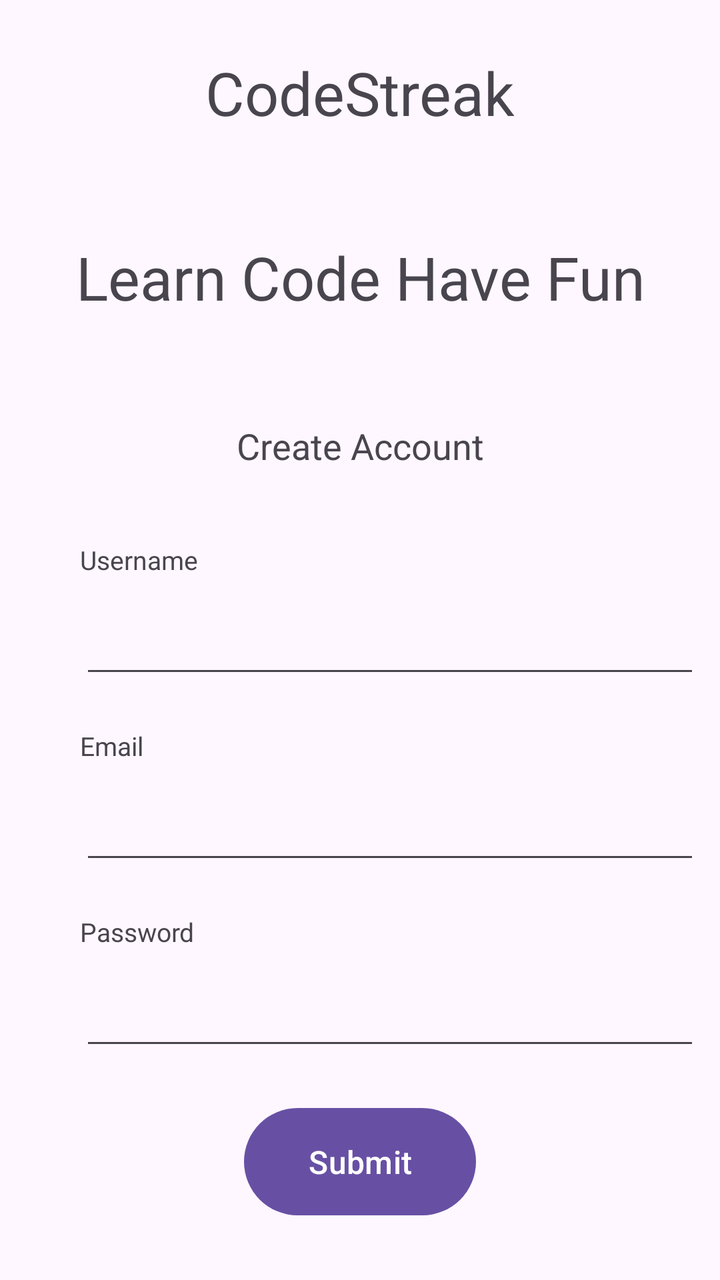
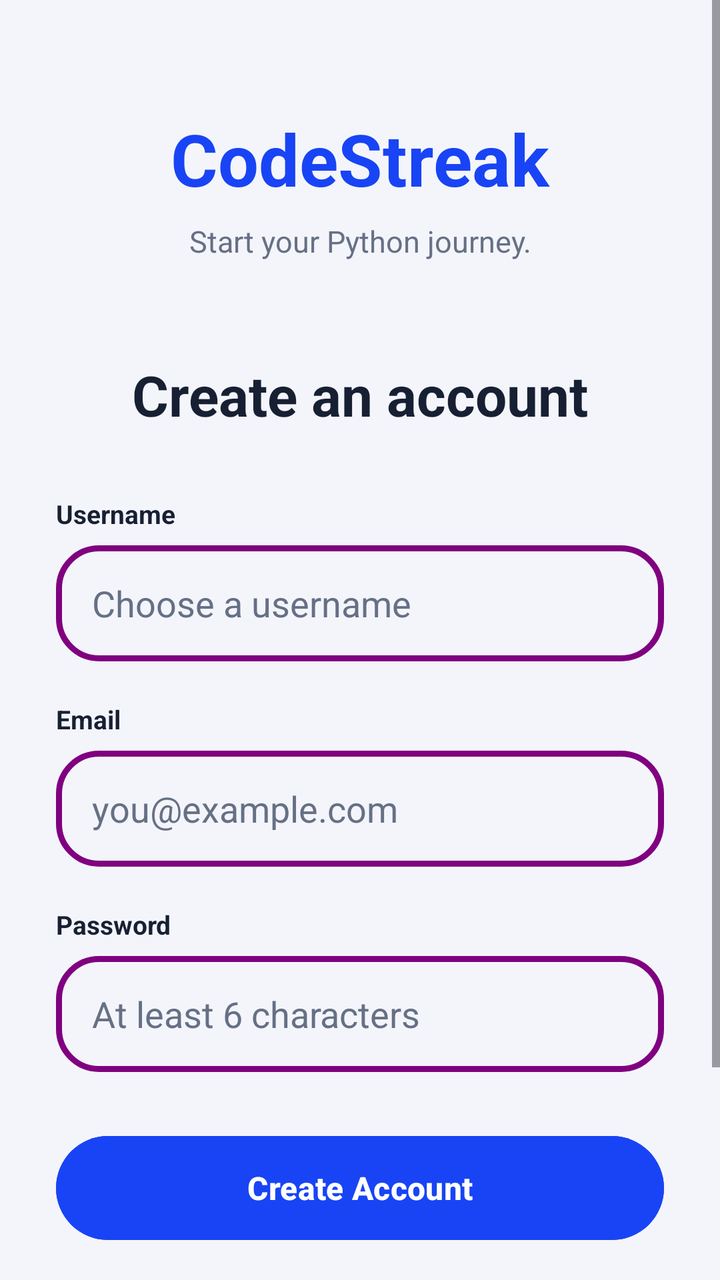

Compare the two renders of this Android layout. The source of the first and the diff that turns it into the second are given below.
<!-- AndroidManifest.xml: application theme Theme.InternshipProject_CodeStreak -->
<!-- res/layout/signup_activity.xml -->
<?xml version="1.0" encoding="utf-8"?>
<LinearLayout xmlns:android="http://schemas.android.com/apk/res/android"
             android:layout_width="match_parent"
             android:layout_height="match_parent"
             android:orientation="vertical">

    <TextView
        android:layout_width="match_parent"
        android:layout_height="wrap_content"
        style="@style/signup_style"
        android:text="@string/codestreak"
        android:textAlignment="center"


        />

    <TextView
        android:layout_width="match_parent"
        android:layout_height="wrap_content"
        style="@style/signup_style"

        android:text="@string/tag_line"
        android:textAlignment="center"

        />
    <LinearLayout
        android:layout_width="match_parent"
        android:layout_height="wrap_content"
        android:orientation="vertical"
        >

        <TextView
            android:layout_width="match_parent"
            android:layout_height="wrap_content"
            android:text="@string/create_account"
            style="@style/signup_style"
            android:textSize="18sp"
            android:textAlignment="center"

            />

        <TextView
            android:layout_width="match_parent"
            android:layout_height="wrap_content"
            style="@style/signup_style"
            android:paddingBottom="0sp"
            android:paddingTop="0sp"
            android:textSize="13sp"
            android:layout_marginStart="40dp"
            android:text="Username"

            />

        <EditText
            android:layout_width="match_parent"
            android:layout_height="wrap_content"
            style="@style/signup_style"
            android:textSize="18sp"
            android:paddingBottom="5sp"
            android:layout_marginTop="0dp"
            android:layout_marginStart="40dp"
            android:inputType="text"
            android:autofillHints="username"

            android:id="@+id/UsernameEditView_Sign"

            />

        <TextView
            android:layout_width="match_parent"
            android:layout_height="wrap_content"
            style="@style/signup_style"
            android:paddingBottom="0sp"
            android:paddingTop="0sp"
            android:textSize="13sp"
            android:layout_marginStart="40dp"
            android:text="Email"

            />

        <EditText
            android:layout_width="match_parent"
            android:layout_height="wrap_content"
            style="@style/signup_style"
            android:textSize="18sp"
            android:paddingBottom="5sp"
            android:layout_marginTop="0dp"
            android:layout_marginStart="40dp"
            android:inputType="textEmailAddress"
            android:id="@+id/emailEditView_Sign"

            />

        <TextView
            android:layout_width="match_parent"
            android:layout_height="wrap_content"
            style="@style/signup_style"
            android:paddingBottom="0sp"
            android:paddingTop="0sp"
            android:textSize="13sp"
            android:layout_marginStart="40dp"
            android:text="Password"

            />

        <EditText
            android:layout_width="match_parent"
            android:layout_height="wrap_content"
            style="@style/signup_style"
            android:textSize="18sp"
            android:paddingBottom="5sp"
            android:layout_marginTop="0dp"
            android:layout_marginStart="40dp"
            android:inputType="textPassword"
            android:id="@+id/passwordEditView_Sign"


            />

        <Button
            android:layout_width="wrap_content"
            android:layout_height="wrap_content"
            style="@style/signup_style"
            android:textSize="16sp"
            android:paddingStart="32sp"
            android:paddingEnd="32sp"
            android:paddingTop="16sp"
            android:paddingBottom="16sp"
            android:text="@string/submit"
            android:layout_gravity="center"
            android:id="@+id/submitBtn_sign"

            />






    </LinearLayout>


</LinearLayout>
<!-- resources referenced by this layout -->
<resources>
  <string name="codestreak">CodeStreak</string>
  <string name="create_account">Create Account</string>
  <string name="submit">Submit</string>
  <string name="tag_line">Learn Code Have Fun</string>
  <style name="signup_style">
  
          <item name="android:textSize">30sp</item>
          <item name="paddingEnd">8dp</item>
          <item name="paddingStart">8dp</item>
          <item name="android:paddingTop">16dp</item>
          <item name="android:paddingBottom">16dp</item>
          <item name="android:layout_marginStart">10dp</item>
          <item name="android:layout_marginEnd">10dp</item>
          <item name="android:layout_marginTop">10dp</item>
          <item name="android:layout_marginBottom">10dp</item>
  
  
      </style>
  <style name="Theme.InternshipProject_CodeStreak" parent="Base.Theme.InternshipProject_CodeStreak" />
  <style name="Base.Theme.InternshipProject_CodeStreak" parent="Theme.Material3.DayNight.NoActionBar">
          
          
      </style>
</resources>

<!-- the commit's change to res/layout/signup_activity.xml (unified diff, before → after) -->
@@ -1,143 +1,171 @@
 <?xml version="1.0" encoding="utf-8"?>
-<LinearLayout xmlns:android="http://schemas.android.com/apk/res/android"
-             android:layout_width="match_parent"
-             android:layout_height="match_parent"
-             android:orientation="vertical">
+<ScrollView
+    xmlns:android="http://schemas.android.com/apk/res/android"
+    android:layout_width="match_parent"
+    android:layout_height="match_parent"
+    android:background="@color/cs_secondary"
+    android:fillViewport="true">
 
-    <TextView
-        android:layout_width="match_parent"
-        android:layout_height="wrap_content"
-        style="@style/signup_style"
-        android:text="@string/codestreak"
-        android:textAlignment="center"
-
-
-        />
-
-    <TextView
-        android:layout_width="match_parent"
-        android:layout_height="wrap_content"
-        style="@style/signup_style"
-
-        android:text="@string/tag_line"
-        android:textAlignment="center"
-
-        />
     <LinearLayout
         android:layout_width="match_parent"
         android:layout_height="wrap_content"
         android:orientation="vertical"
-        >
+        android:paddingStart="28dp"
+        android:paddingEnd="28dp"
+        android:paddingTop="55dp"
+        android:paddingBottom="40dp">
+
+        
 
         <TextView
             android:layout_width="match_parent"
             android:layout_height="wrap_content"
-            android:text="@string/create_account"
-            style="@style/signup_style"
-            android:textSize="18sp"
-            android:textAlignment="center"
-
-            />
+            android:text="CodeStreak"
+            android:textSize="36sp"
+            android:textStyle="bold"
+            android:textColor="@color/cs_primary"
+            android:gravity="center"/>
 
         <TextView
             android:layout_width="match_parent"
             android:layout_height="wrap_content"
-            style="@style/signup_style"
-            android:paddingBottom="0sp"
-            android:paddingTop="0sp"
-            android:textSize="13sp"
-            android:layout_marginStart="40dp"
-            android:text="Username"
+            android:layout_marginTop="7dp"
+            android:text="Start your Python journey."
+            android:textSize="15sp"
+            android:textColor="@color/cs_text_muted"
+            android:gravity="center"/>
 
-            />
 
-        <EditText
-            android:layout_width="match_parent"
-            android:layout_height="wrap_content"
-            style="@style/signup_style"
-            android:textSize="18sp"
-            android:paddingBottom="5sp"
-            android:layout_marginTop="0dp"
-            android:layout_marginStart="40dp"
-            android:inputType="text"
-            android:autofillHints="username"
-
-            android:id="@+id/UsernameEditView_Sign"
-
-            />
+        
 
         <TextView
             android:layout_width="match_parent"
             android:layout_height="wrap_content"
-            style="@style/signup_style"
-            android:paddingBottom="0sp"
-            android:paddingTop="0sp"
-            android:textSize="13sp"
-            android:layout_marginStart="40dp"
-            android:text="Email"
+            android:layout_marginTop="48dp"
+            android:text="Create an account"
+            android:textSize="28sp"
+            android:textStyle="bold"
+            android:textColor="@color/cs_text"
+            android:gravity="center"/>
 
-            />
 
-        <EditText
-            android:layout_width="match_parent"
-            android:layout_height="wrap_content"
-            style="@style/signup_style"
-            android:textSize="18sp"
-            android:paddingBottom="5sp"
-            android:layout_marginTop="0dp"
-            android:layout_marginStart="40dp"
-            android:inputType="textEmailAddress"
-            android:id="@+id/emailEditView_Sign"
-
-            />
+        
 
         <TextView
             android:layout_width="match_parent"
             android:layout_height="wrap_content"
-            style="@style/signup_style"
-            android:paddingBottom="0sp"
-            android:paddingTop="0sp"
+            android:layout_marginTop="32dp"
+            android:text="Username"
             android:textSize="13sp"
-            android:layout_marginStart="40dp"
-            android:text="Password"
-
-            />
+            android:textStyle="bold"
+            android:textColor="@color/cs_text"/>
 
         <EditText
+            android:id="@+id/UsernameEditView_Sign"
+            android:layout_width="match_parent"
+            android:layout_height="58dp"
+            android:layout_marginTop="7dp"
+            android:background="@drawable/custom_edit"
+            android:hint="Choose a username"
+            android:paddingStart="18dp"
+            android:paddingEnd="18dp"
+            android:textColor="@color/cs_text"
+            android:textColorHint="@color/cs_text_muted"
+            android:inputType="text"
+            android:autofillHints="username"/>
+
+
+        
+
+        <TextView
             android:layout_width="match_parent"
             android:layout_height="wrap_content"
-            style="@style/signup_style"
-            android:textSize="18sp"
-            android:paddingBottom="5sp"
-            android:layout_marginTop="0dp"
-            android:layout_marginStart="40dp"
-            android:inputType="textPassword"
-            android:id="@+id/passwordEditView_Sign"
+            android:layout_marginTop="20dp"
+            android:text="Email"
+            android:textSize="13sp"
+            android:textStyle="bold"
+            android:textColor="@color/cs_text"/>
+
+        <EditText
+            android:id="@+id/emailEditView_Sign"
+            android:layout_width="match_parent"
+            android:layout_height="58dp"
+            android:layout_marginTop="7dp"
+            android:background="@drawable/custom_edit"
+            android:hint="you@example.com"
+            android:paddingStart="18dp"
+            android:paddingEnd="18dp"
+            android:textColor="@color/cs_text"
+            android:textColorHint="@color/cs_text_muted"
+            android:inputType="textEmailAddress"/>
 
 
-            />
+        
+
+        <TextView
+            android:layout_width="match_parent"
+            android:layout_height="wrap_content"
+            android:layout_marginTop="20dp"
+            android:text="Password"
+            android:textSize="13sp"
+            android:textStyle="bold"
+            android:textColor="@color/cs_text"/>
+
+        <EditText
+            android:id="@+id/passwordEditView_Sign"
+            android:layout_width="match_parent"
+            android:layout_height="58dp"
+            android:layout_marginTop="7dp"
+            android:background="@drawable/custom_edit"
+            android:hint="At least 6 characters"
+            android:paddingStart="18dp"
+            android:paddingEnd="18dp"
+            android:textColor="@color/cs_text"
+            android:textColorHint="@color/cs_text_muted"
+            android:inputType="textPassword"/>
+
+
+        
 
         <Button
+            android:id="@+id/submitBtn_sign"
+            android:layout_width="match_parent"
+            android:layout_height="60dp"
+            android:layout_marginTop="28dp"
+            android:text="Create Account"
+            android:textSize="16sp"
+            android:textStyle="bold"
+            android:textColor="@color/cs_white"
+            android:backgroundTint="@color/cs_primary"/>
+
+
+        
+
+        <TextView
+            android:id="@+id/backToLogin"
             android:layout_width="wrap_content"
             android:layout_height="wrap_content"
-            style="@style/signup_style"
-            android:textSize="16sp"
-            android:paddingStart="32sp"
-            android:paddingEnd="32sp"
-            android:paddingTop="16sp"
-            android:paddingBottom="16sp"
-            android:text="@string/submit"
             android:layout_gravity="center"
-            android:id="@+id/submitBtn_sign"
-
-            />
+            android:layout_marginTop="22dp"
+            android:text="Already have an account? Login"
+            android:textSize="14sp"
+            android:textColor="@color/cs_primary"
+            android:clickable="true"
+            android:focusable="true"/>
 
 
+        
 
-
-
+        <TextView
+            android:layout_width="match_parent"
+            android:layout_height="wrap_content"
+            android:layout_marginTop="30dp"
+            android:text="By creating an account, you agree to the CodeStreak Terms of Service and Privacy Policy."
+            android:textSize="12sp"
+            android:lineSpacingExtra="2dp"
+            android:textColor="@color/cs_text_muted"
+            android:gravity="center"/>
 
     </LinearLayout>
 
-
-</LinearLayout>
+</ScrollView>
<!-- resource entries referenced after the edit -->
@@ -1,24 +1,23 @@
 <!-- resources referenced by this layout -->
 <resources>
-  <string name="codestreak">CodeStreak</string>
-  <string name="create_account">Create Account</string>
-  <string name="submit">Submit</string>
-  <string name="tag_line">Learn Code Have Fun</string>
-  <style name="signup_style">
+  <color name="cs_primary">#1844F5</color>
+  <color name="cs_secondary">#F4F5FB</color>
+  <color name="cs_text">#172033</color>
+  <color name="cs_text_muted">#667085</color>
+  <color name="cs_white">#FFFFFF</color>
+  <!-- drawable custom_edit (drawable) -->
+  <?xml version="1.0" encoding="utf-8"?>
+  <shape xmlns:android="http://schemas.android.com/apk/res/android"
+      android:shape="rectangle">
   
-          <item name="android:textSize">30sp</item>
-          <item name="paddingEnd">8dp</item>
-          <item name="paddingStart">8dp</item>
-          <item name="android:paddingTop">16dp</item>
-          <item name="android:paddingBottom">16dp</item>
-          <item name="android:layout_marginStart">10dp</item>
-          <item name="android:layout_marginEnd">10dp</item>
-          <item name="android:layout_marginTop">10dp</item>
-          <item name="android:layout_marginBottom">10dp</item>
-  
-  
-      </style>
+      <stroke
+          android:width="3dp"
+          android:color="@color/purple"/>
+      <corners
+          android:radius="20dp"/>
+  </shape>
   <style name="Theme.InternshipProject_CodeStreak" parent="Base.Theme.InternshipProject_CodeStreak" />
+  <color name="purple">#800080</color>
   <style name="Base.Theme.InternshipProject_CodeStreak" parent="Theme.Material3.DayNight.NoActionBar">
           
           
